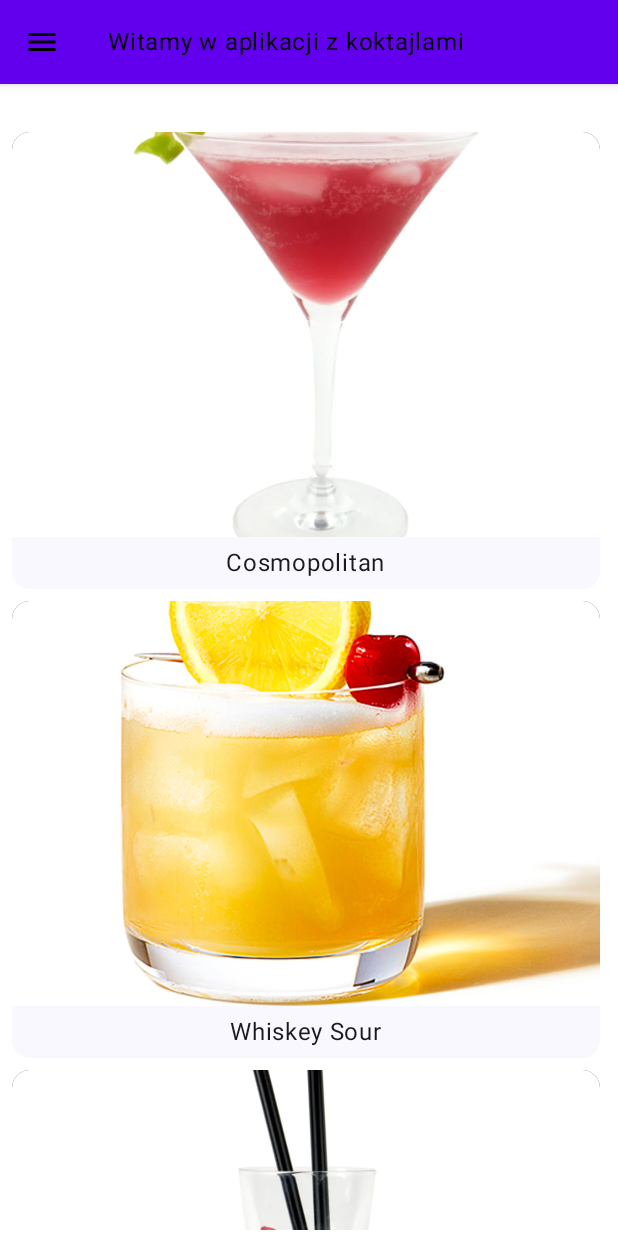
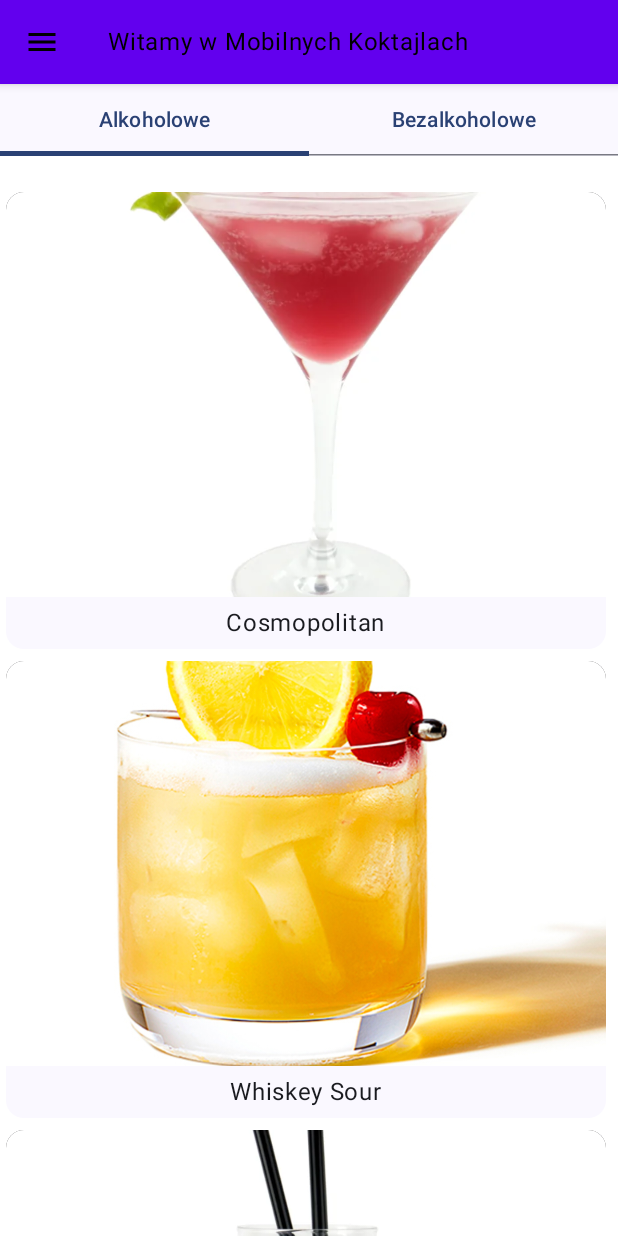
Before and after one commit to Kledzior/SpisKoktajli, an Android app built with Jetpack Compose: the screen it shows after launch (MainActivity), after a tap on "Przejdź do koktajli", on a phone screen of 412 x 824 dp. Run offline under Robolectric (Android 15) with nearby library versions, the phone set to English and light mode, and no system bars.

Commit message:
Dodano zakladke, upiekniono design

```diff
--- a/app/src/main/java/com/example/mobilecocktails/MainActivity.kt
+++ b/app/src/main/java/com/example/mobilecocktails/MainActivity.kt
@@ -20,6 +20,8 @@ import androidx.compose.ui.Modifier
 import androidx.compose.ui.graphics.Color
 import androidx.compose.ui.tooling.preview.Preview
 import androidx.compose.ui.unit.dp
+import androidx.compose.ui.unit.sp
+
 import androidx.navigation.NavController
 import androidx.navigation.compose.NavHost
 import androidx.navigation.compose.rememberNavController
@@ -138,19 +140,32 @@ fun CocktailList(navController: NavController) {
         listOf("Cosmopolitan", "Whiskey Sour", "Piña Colada", "Mai Tai","Daiquiri", "Manhattan","Mojito", "Gin Fizz", "Caipirinha", "Long Island Iced Tea","Negroni", "Bloody Mary", "Tequila Sunrise","Espresso Martini")
     }
 
+
+
+
+    val tabs = listOf("Alkoholowe", "Bezalkoholowe")
+    var selectedTabIndex by rememberSaveable { mutableStateOf(0) }
+
+    //val alcoholicCocktails = listOf("Whiskey Sour", "Mojito", "Negroni")
+    val nonAlcoholicCocktails = listOf("★Virgin Mojito★", "★Shirley Temple★", "★Lemonade★")
+
+    val currentList = if (selectedTabIndex == 0) cocktails else nonAlcoholicCocktails
+
+
+
     var selectedCocktail by rememberSaveable { mutableStateOf("Cosmopolitan") }
-
     //val snackbarHostState = remember { SnackbarHostState() }
     val coroutineScope = rememberCoroutineScope()
     val contextCockTail = LocalContext.current
     val drawerState = rememberDrawerState(DrawerValue.Closed)
     val scope = rememberCoroutineScope()
     val scaffoldState = rememberScaffoldState(drawerState = drawerState)
+
     Scaffold(
         scaffoldState = scaffoldState,
         topBar = {
             androidx.compose.material.TopAppBar(
-                title = { Text("Witamy w aplikacji z koktajlami") },
+                title = { Text("Witamy w Mobilnych Koktajlach") },
                 navigationIcon = {
                     IconButton(onClick = {
                         scope.launch { drawerState.open() }
@@ -162,38 +177,60 @@ fun CocktailList(navController: NavController) {
         },
 
         drawerContent = {
-            Text("Główna Strona",
-                Modifier
+            Column(
+                modifier = Modifier
+                    .fillMaxHeight()
+                    .width(300.dp)
+                    .padding(16.dp)
+            ){
+            Text(
+                text = "\uD83C\uDFE0 Główna Strona \uD83C\uDFE0", fontSize = 20.sp,
+                modifier = Modifier
+
                     .fillMaxWidth().padding(16.dp)
                     .clickable {
                         scope.launch { drawerState.close() }
                         navController.navigate("cocktailList") { popUpTo("cocktailList") }
                     }
+                    .padding(top = 50.dp)
             )
-            Text("★ Ulubione",
-                Modifier
-                    .fillMaxWidth().padding(16.dp)
+            Text(
+                text = "\u2B50 Ulubione \u2B50", fontSize = 20.sp,
+                modifier = Modifier
+                    .fillMaxWidth().padding(10.dp)
                     .clickable {
                         scope.launch { drawerState.close() }
                         navController.navigate("favorites") { popUpTo("cocktailList") }
                     }
+                    .padding(top = 30.dp)
             )
+        }
         },
         content = { innerPadding ->
 
-            Row(
+            Column(
                 modifier = Modifier
+                    .padding(innerPadding)
                     .fillMaxSize()
-                    .padding(innerPadding)
-                    .padding(4.dp)
-            ) {
+            )
+            {
+                androidx.compose.material3.TabRow(selectedTabIndex = selectedTabIndex) {
+                    tabs.forEachIndexed { index, title ->
+                        androidx.compose.material3.Tab(
+                            selected = selectedTabIndex == index,
+                            onClick = { selectedTabIndex = index },
+                            text = { Text(title) }
+                        )
+                    }
+                }
+
                 LazyVerticalGrid(
                     columns = GridCells.Fixed(1),
                     modifier = Modifier
                         .weight(1f)
-                        .padding(end = 4.dp, top = 24.dp)
+                        .padding(end = 4.dp, top = 20.dp)
                 ) {
-                    items(cocktails) { cocktail ->
+                    items(currentList) { cocktail ->
                         Card(
                             modifier = Modifier
                                 .padding(4.dp)
@@ -214,6 +251,7 @@ fun CocktailList(navController: NavController) {
                                     .replace(" ", "")
                                     .replace("ñ", "n")
                                     .replace("[^a-z0-9_]".toRegex(), "")
+                                    .replace("★", "")
                                 val imageResId = context.resources.getIdentifier(imageName, "drawable", context.packageName)
 
                                 Image(
@@ -246,7 +284,7 @@ fun FavoritesList(navController: NavController) {
     var selectedCocktail by rememberSaveable { mutableStateOf("Cosmopolitan") }
     // cała lista koktajli (tę samą co w CocktailList)
     val allCocktails = remember {
-        listOf("Cosmopolitan", "Whiskey Sour", "Piña Colada", "Mai Tai","Daiquiri", "Manhattan","Mojito", "Gin Fizz", "Caipirinha", "Long Island Iced Tea","Negroni", "Bloody Mary", "Tequila Sunrise","Espresso Martini")
+        listOf("Cosmopolitan", "Whiskey Sour", "Piña Colada", "Mai Tai","Daiquiri", "Manhattan","Mojito", "Gin Fizz", "Caipirinha", "Long Island Iced Tea","Negroni", "Bloody Mary", "Tequila Sunrise","Espresso Martini","★Virgin Mojito★", "★Shirley Temple★", "★Lemonade★")
     }
 
 
@@ -272,22 +310,34 @@ fun FavoritesList(navController: NavController) {
             )
         },
         drawerContent = {
-            Text("Główna Strona",
-                Modifier
+            Column(
+                modifier = Modifier
+                    .fillMaxHeight()
+                    .width(300.dp)
+                    .padding(16.dp)
+            ){
+                Text(
+                    text = "\uD83C\uDFE0 Główna Strona \uD83C\uDFE0", fontSize = 20.sp,
+                    modifier = Modifier
+
                         .fillMaxWidth().padding(16.dp)
                         .clickable {
                             scope.launch { drawerState.close() }
                             navController.navigate("cocktailList") { popUpTo("cocktailList") }
                         }
+                        .padding(top = 50.dp)
                 )
-            Text("★ Ulubione",
-                Modifier
-                    .fillMaxWidth().padding(16.dp)
+                Text(
+                    text = "\u2B50 Ulubione \u2B50", fontSize = 20.sp,
+                    modifier = Modifier
+                        .fillMaxWidth().padding(10.dp)
                         .clickable {
                             scope.launch { drawerState.close() }
                             navController.navigate("favorites") { popUpTo("cocktailList") }
                         }
+                        .padding(top = 30.dp)
                 )
+            }
         },
      content = { innerPadding ->
 
@@ -296,7 +346,9 @@ fun FavoritesList(navController: NavController) {
                 .fillMaxSize()
                 .padding(innerPadding)
                 .padding(4.dp)
-        ) {
+        )
+        {
+
             LazyVerticalGrid(
                 columns = GridCells.Fixed(1),
                 modifier = Modifier
@@ -324,6 +376,7 @@ fun FavoritesList(navController: NavController) {
                                 .replace(" ", "")
                                 .replace("ñ", "n")
                                 .replace("[^a-z0-9_]".toRegex(), "")
+                                .replace("★", "")
                             val imageResId = context.resources.getIdentifier(imageName, "drawable", context.packageName)
 
                             Image(
```
Also changed, not shown: app/src/main/java/com/example/mobilecocktails/CocktailActivity.kt (+12 -0 lines), app/src/main/res/drawable/lemonade.png (added), app/src/main/res/drawable/shirleytemple.png (added), app/src/main/res/drawable/virginmojito.png (added). Lines whose indentation alone changed are shown as unchanged.
